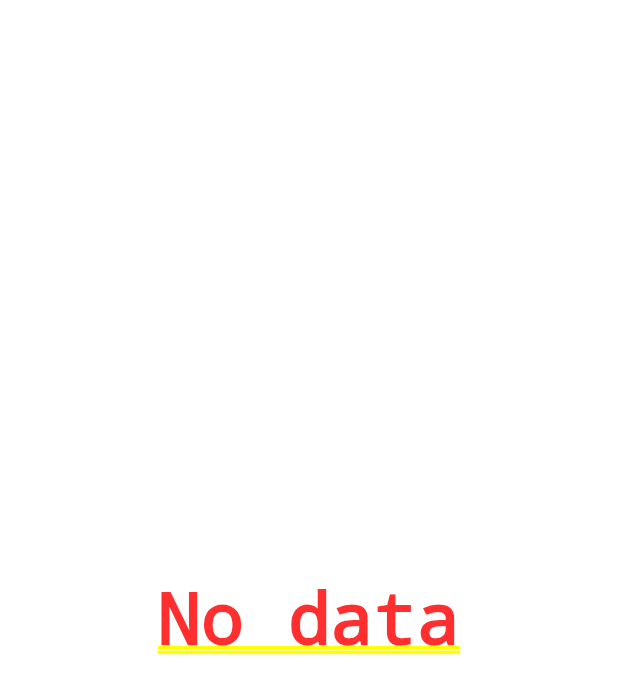
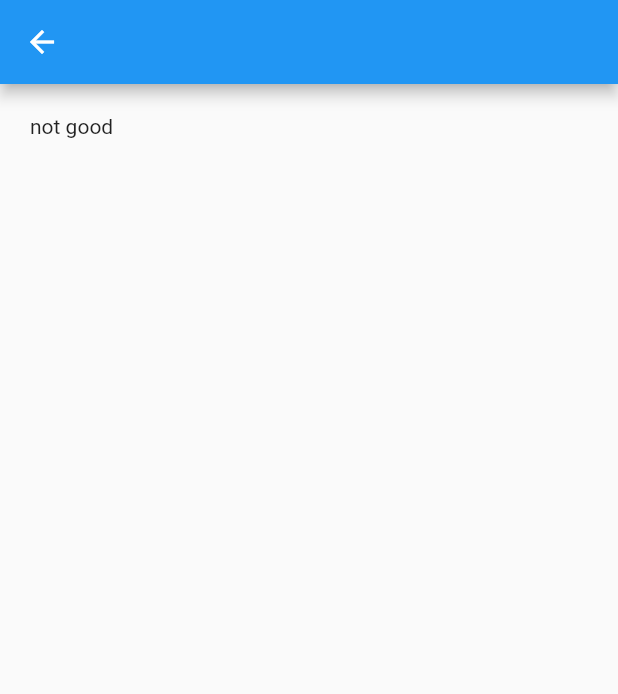
Before and after one commit to BorisKest/weather, a Flutter app: the screen it shows after launch, after a tap on "Confirm", on a phone screen of 412 x 824 dp. Shown: the top 694 px of the screen. Run offline on Flutter 3.47's test engine with Material 2 defaults, Android fonts, the phone set to English and light mode, and no system bars; our stand-ins replace bloc, equatable, flutter_bloc; network calls fail.

Commit message:
Block Event(in progress), layout for 2 screen

```diff
--- a/lib/src/UI/weather_screan.dart
+++ b/lib/src/UI/weather_screan.dart
@@ -36,51 +36,49 @@ class _WeatherScreenState extends State<WeatherScreen> {
     );
   }
 
-  @override
-  Widget build(BuildContext context) {
-    return BlocBuilder<WeatherBloc, WeatherState>(
-      builder: (context, state) {
+  Widget screenState(context, state) {
+    var result;
     if (state is WeatherInitialState) {
-          return const Center(
-            child: Text('No data'),
-          );
+      result = const Text('not good');
     }
 
     if (state is WeatherLoadingState) {
-          return const Center(
+      result = const Center(
         child: CircularProgressIndicator(),
       );
     }
 
     if (state is WeatherLoadedState) {
-          return Scaffold(
-            appBar: AppBar(),
-            body: Padding(
-              padding: const EdgeInsets.all(20.0),
-              child: Column(
-                children: [
+      result = Column(children: [
         Text(
           cityName,
           style: const TextStyle(fontSize: 20),
         ),
         const Divider(),
-                  iconRow(Icons.thermostat,
-                      temperature + state.weather[index].temp),
-                  iconRow(Icons.water_drop,
-                      humidity + state.weather[index].humidity),
-                  iconRow(Icons.wind_power,
-                      windSpeed + state.weather[index].windSpeed),
-                ],
-              ),
-            ),
-          );
+        iconRow(Icons.thermostat, temperature + state.weatherData[index].temp),
+        iconRow(Icons.water_drop, humidity + state.weatherData[index].humidity),
+        iconRow(
+            Icons.wind_power, windSpeed + state.weatherData[index].windSpeed),
+      ]);
     }
 
     if (state is WeatherErrorState) {
-          return const Text('fail'); //snack here...
+      result = const Text(' BAD');
+    }
+    return result;
   }
 
-        return Text('010');
+  @override
+  Widget build(BuildContext context) {
+    return BlocBuilder<WeatherBloc, WeatherState>(
+      builder: (context, state) {
+        return Scaffold(
+          appBar: AppBar(),
+          body: Padding(
+            padding: const EdgeInsets.all(20.0),
+            child: screenState(context, state),
+          ),
+        );
       },
     );
   }
--- a/lib/src/bloc/weather_bloc.dart
+++ b/lib/src/bloc/weather_bloc.dart
@@ -9,28 +9,22 @@ part 'weather_state.dart';
 
 class WeatherBloc extends Bloc<WeatherEvent, WeatherState> {
   WeatherBloc() : super(WeatherInitialState()) {
-    on<WeatherEvent>((event, emit) {
-      // TODO: implement event handler
+    on<WeatherEvent>((event, emit) {});
+    on<WeatherFetchEvent>((event, emit) {
+      setData(event);
     });
+    on<WeatherLoadEvent>(((event, emit) => WeatherLoadingState()));
   }
+
   @override
   WeatherState get initialState => WeatherInitialState();
 
-  @override
-  Stream<WeatherState> mapEventToState(WeatherEvent event) async* {
-    if (event is WeatherFetchEvent) {
-      yield WeatherLoadingState();
-
-      try {
-        NetworkData weather = await NetworkData(event.city).getData(event.city);
-
-        yield WeatherLoadedState(weather);
-      } catch (_) {
-        yield WeatherErrorState();
-      }
-      if (event is WeatherRest) {
-        yield WeatherInitialState();
-      }
+  Future<Object> setData(event) async {
+    try {
+      Weather weatherData = await NetworkData(event.city).getData(event.city);
+      return WeatherLoadedState(weatherData);
+    } catch (_) {
+      return WeatherErrorState();
     }
   }
 }
--- a/lib/src/bloc/weather_event.dart
+++ b/lib/src/bloc/weather_event.dart
@@ -2,8 +2,7 @@ part of 'weather_bloc.dart';
 
 @immutable
 class WeatherEvent extends Equatable {
-  const WeatherEvent();
-
+  @override
   List<Object> get props => [];
 }
 
--- a/lib/src/bloc/weather_state.dart
+++ b/lib/src/bloc/weather_state.dart
@@ -8,14 +8,13 @@ class WeatherInitialState extends WeatherState {}
 class WeatherLoadingState extends WeatherState {}
 
 class WeatherLoadedState extends WeatherState {
-  final weather;
+  final weatherData;
 
-  WeatherLoadedState(this.weather);
+  WeatherLoadedState(this.weatherData);
 
-  NetworkData get getData => weather;
+  NetworkData get getData => weatherData;
 
-  @override
-  List<Object> get props => [weather];
+  List<Object> get props => [weatherData];
 }
 
 class WeatherErrorState extends WeatherState {}
--- a/lib/src/models/weather.dart
+++ b/lib/src/models/weather.dart
@@ -1,7 +1,7 @@
 class Weather {
-  double temp;
-  double humidity;
-  double windSpeed;
+  final temp;
+  final humidity;
+  final windSpeed;
 
   Weather({
     required this.temp,
@@ -11,9 +11,9 @@ class Weather {
 
   factory Weather.fromJson(Map<String, dynamic> json) {
     return Weather(
-      temp: json['temp'],
-      humidity: json['humidity'],
-      windSpeed: json['windSpeed'],
+      temp: json["temp"],
+      humidity: json['main/humidity'],
+      windSpeed: json['wind/Speed'],
     );
   }
 }
--- a/lib/src/services/weather_api_provider.dart
+++ b/lib/src/services/weather_api_provider.dart
@@ -1,6 +1,7 @@
 import 'dart:convert';
 
 import 'package:http/http.dart' as http;
+import 'package:weather/src/bloc/weather_bloc.dart';
 import 'package:weather/src/models/weather.dart';
 import 'package:weather/api_key.dart';
 
@@ -13,11 +14,12 @@ class NetworkData {
   Future getData(city) async {
     http.Response response = await http.Client().get(
       Uri.parse(
-          'https://pro.openweathermap.org/data/2.5/forecast/hourly?q={$city}&appid=$apiKey'),
+          'https://api.openweathermap.org/data/2.5/weather?q=$city&APPID=43ea6baaad7663dc17637e22ee6f78f2'),
     );
 
     if (response.statusCode == 200) {
       final weatherJson = json.decode(response.body);
+      WeatherBloc().add(WeatherLoadEvent());
       return Weather.fromJson(weatherJson);
     } else {
       throw Exception('Ошибка получения данных');
```
Lines whose indentation alone changed are shown as unchanged.
